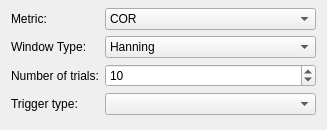
This is libraries/disp/viewers/formfiles/connectivitysettingsview.ui in mne-tools/mne-cpp as Qt 5 draws it before an edit. The edited form follows.
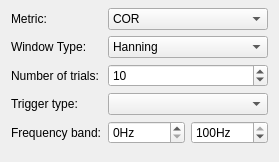
This is the edited form.

Commit message: [SC-169] Add frequency band selection to connectivity settings

```diff
--- a/libraries/disp/viewers/formfiles/connectivitysettingsview.ui
+++ b/libraries/disp/viewers/formfiles/connectivitysettingsview.ui
@@ -6,8 +6,8 @@
    <rect>
     <x>0</x>
     <y>0</y>
-    <width>327</width>
-    <height>130</height>
+    <width>279</width>
+    <height>162</height>
    </rect>
   </property>
   <property name="sizePolicy">
@@ -37,24 +37,10 @@
      <property name="topMargin">
       <number>0</number>
      </property>
-     <item row="1" column="1">
-      <widget class="QComboBox" name="m_comboBox_windowType">
-       <item>
-        <property name="text">
-         <string>Hanning</string>
-        </property>
-       </item>
-       <item>
-        <property name="text">
-         <string>Ones</string>
-        </property>
-       </item>
-      </widget>
-     </item>
-     <item row="1" column="0">
-      <widget class="QLabel" name="m_label_windowType">
+     <item row="0" column="0">
+      <widget class="QLabel" name="m_label_method">
        <property name="text">
-        <string>Window Type:</string>
+        <string>Metric:</string>
        </property>
       </widget>
      </item>
@@ -113,13 +99,27 @@
        </item>
       </widget>
      </item>
-     <item row="0" column="0">
-      <widget class="QLabel" name="m_label_method">
+     <item row="1" column="0">
+      <widget class="QLabel" name="m_label_windowType">
        <property name="text">
-        <string>Metric:</string>
+        <string>Window Type:</string>
        </property>
       </widget>
      </item>
+     <item row="1" column="1">
+      <widget class="QComboBox" name="m_comboBox_windowType">
+       <item>
+        <property name="text">
+         <string>Hanning</string>
+        </property>
+       </item>
+       <item>
+        <property name="text">
+         <string>Ones</string>
+        </property>
+       </item>
+      </widget>
+     </item>
      <item row="2" column="0">
       <widget class="QLabel" name="label">
        <property name="text">
@@ -150,6 +150,37 @@
      <item row="3" column="1">
       <widget class="QComboBox" name="m_comboBox_triggerType"/>
      </item>
+     <item row="4" column="0">
+      <widget class="QLabel" name="label_3">
+       <property name="text">
+        <string>Frequency band:</string>
+       </property>
+      </widget>
+     </item>
+     <item row="4" column="1">
+      <layout class="QGridLayout" name="gridLayout_3">
+       <item row="0" column="0">
+        <widget class="QSpinBox" name="m_spinBox_freqLow">
+         <property name="suffix">
+          <string>Hz</string>
+         </property>
+        </widget>
+       </item>
+       <item row="0" column="1">
+        <widget class="QSpinBox" name="m_spinBox_freqHigh">
+         <property name="suffix">
+          <string>Hz</string>
+         </property>
+         <property name="maximum">
+          <number>100</number>
+         </property>
+         <property name="value">
+          <number>100</number>
+         </property>
+        </widget>
+       </item>
+      </layout>
+     </item>
     </layout>
    </item>
   </layout>
```
The commit also changes 7 other files.
